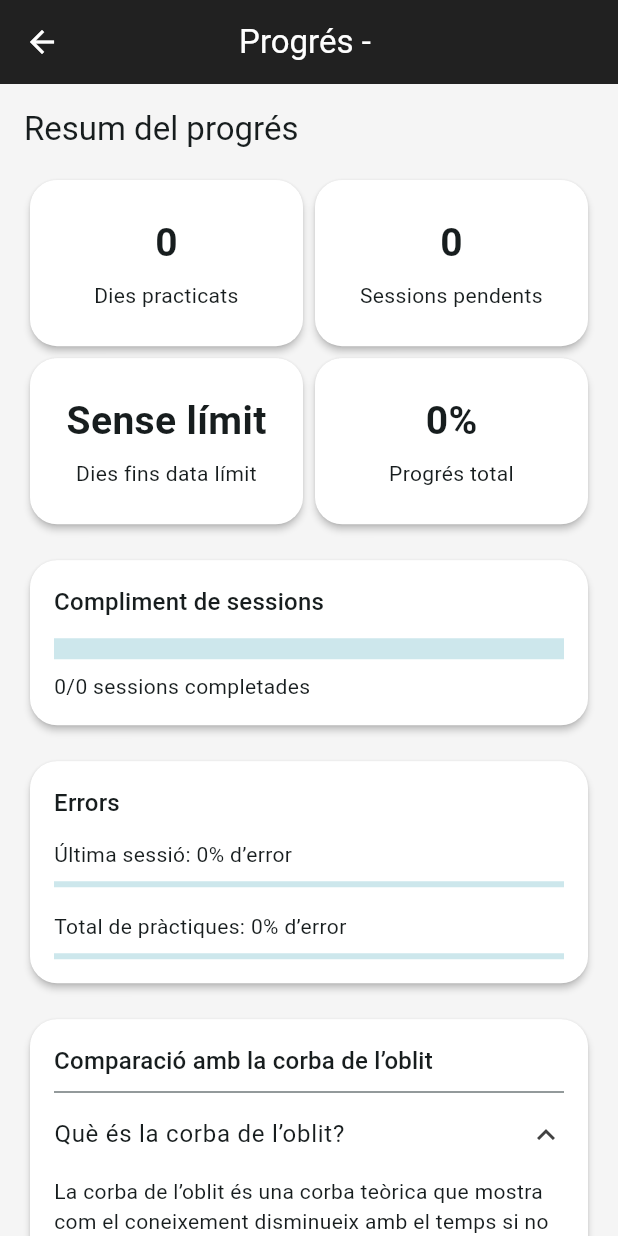
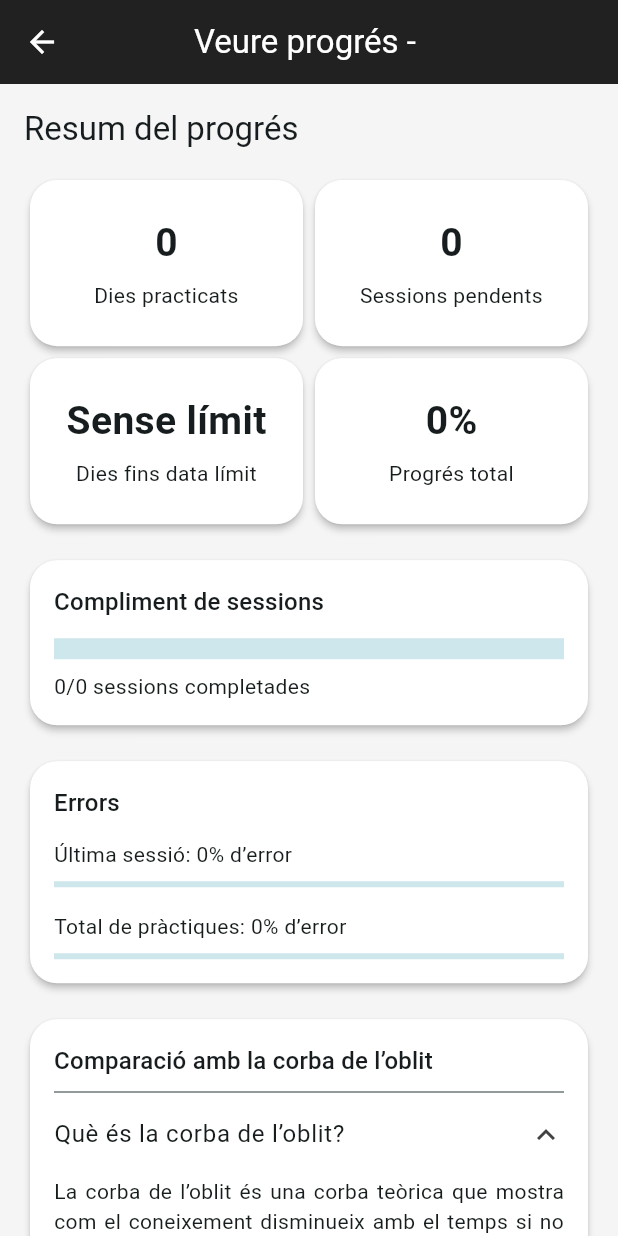
Before and after one commit to nillescure4/Consolida, a Flutter app: the VisualizePage screen opened directly with empty values, after a tap on "Què és la corba de l’oblit?", on a phone screen of 412 x 824 dp. Run offline on Flutter 3.47's test engine with Material 3 defaults, Android fonts, the phone set to English and light mode, and no system bars; our stand-ins replace cloud_firestore, file_picker, firebase_auth, firebase_core, flutter_local_notifications, google_sign_in and 2 more; missing offline and left inert: read_pdf_text; accounts and stored records are empty.

Commit message:
[FIX] Visualització canviada a Veure Progrés. També detalls de visualització i text arreglats.

```diff
--- a/lib/pages/visualize_page.dart
+++ b/lib/pages/visualize_page.dart
@@ -9,6 +9,7 @@ import '../models/subject.dart';
 import '../services/objective_service.dart';
 import '../services/practice_stats_service.dart';
 import '../widgets/app_scaffold.dart';
+import '../theme/app_theme.dart';
 
 class VisualizePage extends StatelessWidget {
   final Subject subject;
@@ -24,7 +25,7 @@ class VisualizePage extends StatelessWidget {
     final statsService = PracticeStatsService();
 
     return AppScaffold(
-      title: 'Progrés - ${subject.name}',
+      title: 'Veure progrés - ${subject.name}',
       child: StreamBuilder<List<StudyGoal>>(
         stream: objectiveService.getGoals(subject.id),
         builder: (context, goalsSnapshot) {
@@ -164,8 +165,9 @@ class _ProgressStats {
                 .first
                 .scheduledDate);
 
-    final chartEndDate =
-        targetDates.isNotEmpty ? targetDates.first : chartStartDate.add(const Duration(days: 365));
+    final chartEndDate = targetDates.isNotEmpty
+        ? targetDates.first
+        : chartStartDate.add(const Duration(days: 365));
 
     final daysUntilTarget =
         targetDates.isEmpty ? -1 : max(0, targetDates.first.difference(now).inDays);
@@ -189,8 +191,9 @@ class _ProgressStats {
 
     final totalErrors = attempts.where((attempt) => !attempt.isCorrect).length;
 
-    final lastSessionErrorRate =
-        lastSessionAttempts.isEmpty ? 0.0 : lastSessionErrors / lastSessionAttempts.length;
+    final lastSessionErrorRate = lastSessionAttempts.isEmpty
+        ? 0.0
+        : lastSessionErrors / lastSessionAttempts.length;
 
     final totalErrorRate = attempts.isEmpty ? 0.0 : totalErrors / attempts.length;
 
@@ -289,7 +292,9 @@ class _MetricGrid extends StatelessWidget {
         ),
         _MetricCard(
           title: 'Dies fins data límit',
-          value: stats.daysUntilTarget < 0 ? 'Sense límit' : stats.daysUntilTarget.toString(),
+          value: stats.daysUntilTarget < 0
+              ? 'Sense límit'
+              : stats.daysUntilTarget.toString(),
         ),
         _MetricCard(
           title: 'Progrés total',
@@ -442,7 +447,8 @@ class _ForgettingCurveCard extends StatelessWidget {
                 Padding(
                   padding: EdgeInsets.only(bottom: 12),
                   child: Text(
-                    'La corba de l’oblit és una corba teòrica que mostra com el coneixement disminueix amb el temps si no es repassa. En aquesta visualització, l’eix X és el temps: comença el dia de la primera pràctica o de creació de l’objectiu i acaba a la data límit. Si no hi ha data límit, acaba al cap d’un any. La corba teòrica no es força a arribar a 0% a la data límit: baixa segons el temps real transcorregut. Els punts representen el teu coneixement estimat a cada pràctica, calculat com 100% menys el percentatge d’error d’aquella sessió.',
+                    'La corba de l’oblit és una corba teòrica que mostra com el coneixement disminueix amb el temps si no es repassa (Ebbinghaus, 1885). En aquesta visualització, la línia negre és la corba de l’oblit i en taronja pots veure el teu nivell d’oblit. D’aquesta manera pots comparar com de consolidat tens el coneixement comparat amb si no haguessis fer servir Consolida. Els punts representen el teu coneixement estimat a cada pràctica.',
+                    textAlign: TextAlign.justify,
                   ),
                 ),
               ],
@@ -525,6 +531,7 @@ class _LegendPainter extends CustomPainter {
   @override
   void paint(Canvas canvas, Size size) {
     final paint = Paint()
+      ..color = line ? Colors.black : AppColors.primary
       ..strokeWidth = line ? 3 : 0
       ..style = line ? PaintingStyle.stroke : PaintingStyle.fill;
 
@@ -593,8 +600,8 @@ class _ForgettingCurvePainter extends CustomPainter {
         final logEnd = log(nextDays);
         final logNow = log(safeDays);
 
-        final ratio = ((logNow - logStart) / (logEnd - logStart))
-            .clamp(0.0, 1.0);
+        final ratio =
+            ((logNow - logStart) / (logEnd - logStart)).clamp(0.0, 1.0);
 
         return currentRetention +
             (nextRetention - currentRetention) * ratio;
@@ -614,22 +621,27 @@ class _ForgettingCurvePainter extends CustomPainter {
   @override
   void paint(Canvas canvas, Size size) {
     final axisPaint = Paint()
+      ..color = Colors.black
       ..strokeWidth = 1.2
       ..style = PaintingStyle.stroke;
 
     final gridPaint = Paint()
+      ..color = Colors.grey
       ..strokeWidth = 0.4
       ..style = PaintingStyle.stroke;
 
     final forgettingPaint = Paint()
+      ..color = Colors.black
       ..strokeWidth = 3
       ..style = PaintingStyle.stroke;
 
     final pointPaint = Paint()
+      ..color = AppColors.primary
       ..style = PaintingStyle.fill;
 
     final pointLinePaint = Paint()
-      ..strokeWidth = 2
+      ..color = AppColors.primary
+      ..strokeWidth = 2.5
       ..style = PaintingStyle.stroke;
 
     const left = 56.0;
@@ -753,16 +765,14 @@ class _ForgettingCurvePainter extends CustomPainter {
     final pointOffsets = <Offset>[];
 
     for (final point in validPoints) {
-      final daysFromStart =
-          point.date.difference(safeStart).inHours / 24.0;
+      final daysFromStart = point.date.difference(safeStart).inHours / 24.0;
 
       final xRatio = daysFromStart / totalDays;
 
       final x = left + (right - left) * xRatio.clamp(0.0, 1.0);
 
-      final y = bottom -
-          (bottom - top) *
-              point.knowledgePercentage.clamp(0.0, 1.0);
+      final y =
+          bottom - (bottom - top) * point.knowledgePercentage.clamp(0.0, 1.0);
 
       pointOffsets.add(Offset(x, y));
     }
@@ -783,8 +793,7 @@ class _ForgettingCurvePainter extends CustomPainter {
 
       canvas.drawCircle(offset, 5, pointPaint);
 
-      final label =
-          '${(validPoints[i].knowledgePercentage * 100).round()}%';
+      final label = '${(validPoints[i].knowledgePercentage * 100).round()}%';
 
       _drawText(
         canvas: canvas,
@@ -888,10 +897,25 @@ class _UpcomingSessionsCard extends StatelessWidget {
     required this.sessions,
   });
 
+  String _formatDate(DateTime date) {
+    return '${date.day}/${date.month}/${date.year}';
+  }
+
   @override
   Widget build(BuildContext context) {
-    final upcoming =
-        sessions.where((session) => session.status == 'pending').take(5).toList();
+    final upcoming = sessions.where((session) => session.status == 'pending').toList()
+      ..sort((a, b) => a.scheduledDate.compareTo(b.scheduledDate));
+
+    final groupedByGoal = <String, List<PracticeSession>>{};
+
+    for (final session in upcoming) {
+      groupedByGoal.putIfAbsent(session.goalTitle, () => []);
+      groupedByGoal[session.goalTitle]!.add(session);
+    }
+
+    final hasMoreThanThree = groupedByGoal.values.any(
+      (goalSessions) => goalSessions.length > 3,
+    );
 
     return Card(
       child: Padding(
@@ -904,16 +928,71 @@ class _UpcomingSessionsCard extends StatelessWidget {
               style: Theme.of(context).textTheme.titleMedium,
             ),
             const SizedBox(height: 12),
-            if (upcoming.isEmpty) const Text('No hi ha sessions pendents.'),
-            ...upcoming.map(
-              (session) => ListTile(
-                contentPadding: EdgeInsets.zero,
-                title: Text(session.goalTitle),
-                subtitle: Text(
-                  '${session.scheduledDate.day}/${session.scheduledDate.month}/${session.scheduledDate.year} · ${session.durationMinutes} min',
+            if (upcoming.isEmpty)
+              const Text('No hi ha sessions pendents.'),
+            ...groupedByGoal.entries.map(
+              (entry) {
+                final goalTitle = entry.key;
+                final goalSessions = entry.value;
+                final visibleSessions = goalSessions.take(3).toList();
+                final hiddenCount = goalSessions.length - visibleSessions.length;
+
+                return Padding(
+                  padding: const EdgeInsets.only(bottom: 14),
+                  child: Column(
+                    crossAxisAlignment: CrossAxisAlignment.start,
+                    children: [
+                      Text(
+                        goalTitle,
+                        style: const TextStyle(
+                          fontWeight: FontWeight.w700,
+                        ),
+                      ),
+                      const SizedBox(height: 6),
+                      ...visibleSessions.map(
+                        (session) => Padding(
+                          padding: const EdgeInsets.only(bottom: 4),
+                          child: Row(
+                            children: [
+                              const Icon(
+                                Icons.schedule,
+                                size: 18,
+                              ),
+                              const SizedBox(width: 8),
+                              Expanded(
+                                child: Text(
+                                  '${_formatDate(session.scheduledDate)} · ${session.durationMinutes} min',
+                                ),
+                              ),
+                            ],
+                          ),
+                        ),
+                      ),
+                      if (hiddenCount > 0)
+                        Padding(
+                          padding: const EdgeInsets.only(top: 4),
+                          child: Text(
+                            'Hi ha $hiddenCount sessions més. Ves a Objectius per veure totes les sessions programades.',
+                            style: TextStyle(
+                              color: Colors.grey.shade700,
+                              fontStyle: FontStyle.italic,
+                            ),
+                          ),
+                        ),
+                    ],
+                  ),
+                );
+              },
+            ),
+            if (hasMoreThanThree) ...[
+              const SizedBox(height: 4),
+              const Text(
+                'Per consultar o modificar totes les sessions, ves a la funcionalitat d’Objectius.',
+                style: TextStyle(
+                  fontWeight: FontWeight.w600,
                 ),
               ),
-            ),
+            ],
           ],
         ),
       ),
```
